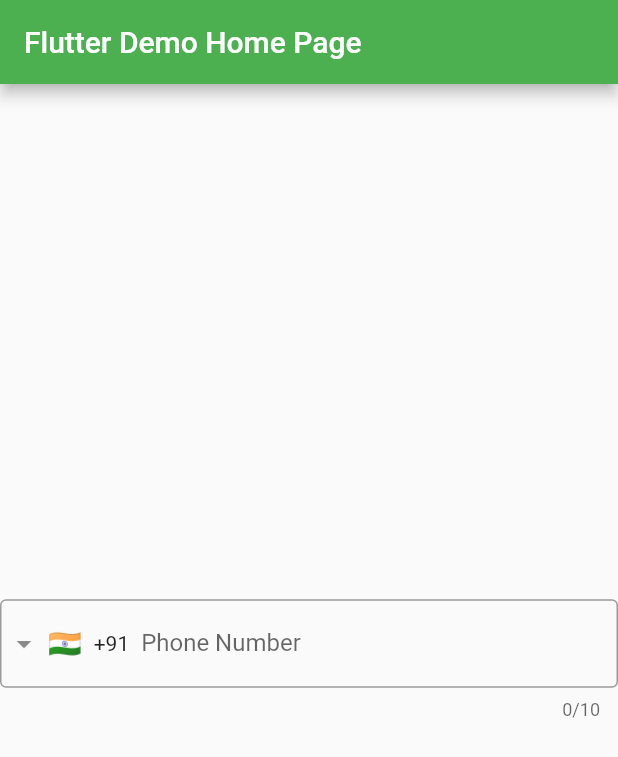
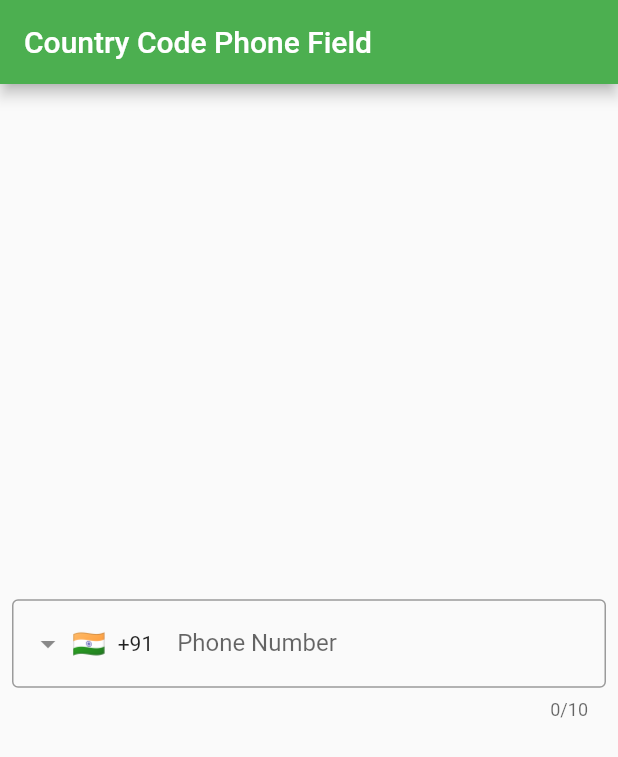
Before and after one commit to flutterwings304/country_code_picker_flutter_template, a Flutter app: the screen it shows after launch, on a phone screen of 412 x 824 dp. Shown: the top 757 px of the screen. Run offline on Flutter 3.47's test engine with Material 2 defaults, Android fonts, the light colour scheme and no system bars; drawn by our look-alikes of intl_phone_field.

Commit message:
main dart

```diff
--- a/lib/main.dart
+++ b/lib/main.dart
@@ -25,7 +25,7 @@
         // is not restarted.
         primarySwatch: Colors.green,
       ),
-      home: const MyHomePage(title: 'Flutter Demo Home Page'),
+      home: const MyHomePage(title: 'Country Code Phone Field'),
     );
   }
 }
@@ -50,25 +50,39 @@
         // the App.build method, and use it to set our appbar title.
         title: Text(widget.title),
       ),
-      body: Center(
+      body: Padding(
+        padding: const EdgeInsets.all(8.0),
+        child: Center(
 
           child: Column(
 
             mainAxisAlignment: MainAxisAlignment.center,
             children: <Widget>[
             IntlPhoneField(
-    decoration: InputDecoration(
+              flagsButtonPadding: const EdgeInsets.all(8),
+              dropdownIconPosition: IconPosition.leading,
+          decoration: const InputDecoration(
           labelText: 'Phone Number',
           border: OutlineInputBorder(
               borderSide: BorderSide(),
           ),
           ),
-    initialCountryCode: 'IN',
+       countries: ["IN"],
+          initialCountryCode: 'in',
+          onCountryChanged: (value) {
+
+          },
+          onSaved: (newValue) {
+
+          },
+          onSubmitted: (val){},
+          onTap: (){},
           onChanged: (phone) {
-        print(phone.completeNumber);
+         print(phone.countryISOCode);
           },
       )
             ],
+          ),
         ),
       ),
 
```
Lines whose indentation alone changed are shown as unchanged.
